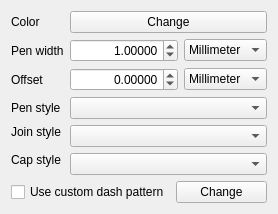
Above: src/ui/symbollayer/widget_simpleline.ui from qgis/QGIS before the change. Below: the same form after it.
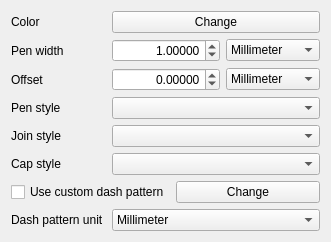
That is the form after the change. Custom widgets are drawn as their Qt base class.

Commit message: Full support for width/offset/dash units in simple line symbollayer

What changed in the file:
```diff
--- a/src/ui/symbollayer/widget_simpleline.ui
+++ b/src/ui/symbollayer/widget_simpleline.ui
@@ -6,8 +6,8 @@
    <rect>
     <x>0</x>
     <y>0</y>
-    <width>278</width>
-    <height>195</height>
+    <width>331</width>
+    <height>235</height>
    </rect>
   </property>
   <property name="windowTitle">
@@ -143,21 +143,24 @@
      </property>
     </widget>
    </item>
-   <item row="4" column="1" rowspan="2" colspan="2">
+   <item row="4" column="1" colspan="2">
     <widget class="QgsPenJoinStyleComboBox" name="cboJoinStyle"/>
    </item>
-   <item row="5" column="0" rowspan="2">
+   <item row="5" column="0">
     <widget class="QLabel" name="label_6">
      <property name="text">
       <string>Cap style</string>
      </property>
     </widget>
    </item>
-   <item row="6" column="1" colspan="2">
+   <item row="5" column="1" colspan="2">
     <widget class="QgsPenCapStyleComboBox" name="cboCapStyle"/>
    </item>
-   <item row="7" column="0" colspan="3">
+   <item row="6" column="0" colspan="3">
     <layout class="QHBoxLayout" name="horizontalLayout">
+     <property name="sizeConstraint">
+      <enum>QLayout::SetFixedSize</enum>
+     </property>
      <item>
       <widget class="QCheckBox" name="mCustomCheckBox">
        <property name="text">
@@ -174,6 +177,27 @@
      </item>
     </layout>
    </item>
+   <item row="7" column="0">
+    <widget class="QLabel" name="mDashPatternUnitLabel">
+     <property name="text">
+      <string>Dash pattern unit</string>
+     </property>
+    </widget>
+   </item>
+   <item row="7" column="1" colspan="2">
+    <widget class="QComboBox" name="mDashPatternUnitComboBox">
+     <item>
+      <property name="text">
+       <string>Millimeter</string>
+      </property>
+     </item>
+     <item>
+      <property name="text">
+       <string>Map unit</string>
+      </property>
+     </item>
+    </widget>
+   </item>
   </layout>
  </widget>
  <customwidgets>
```
The commit also changes 5 other files.
